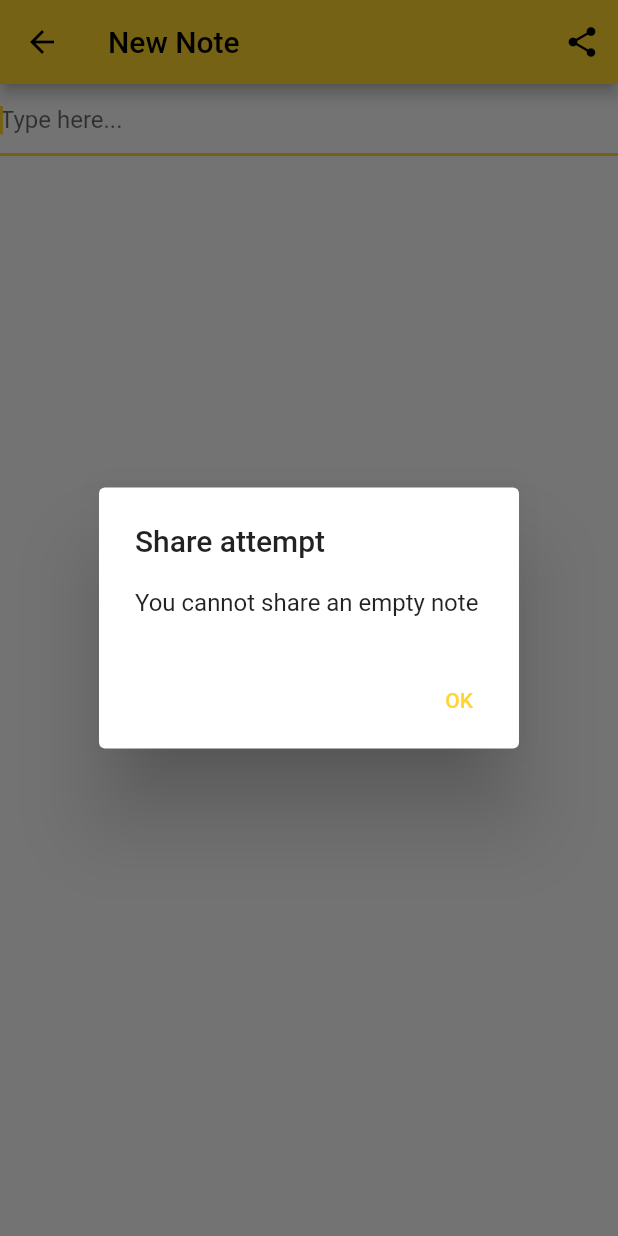
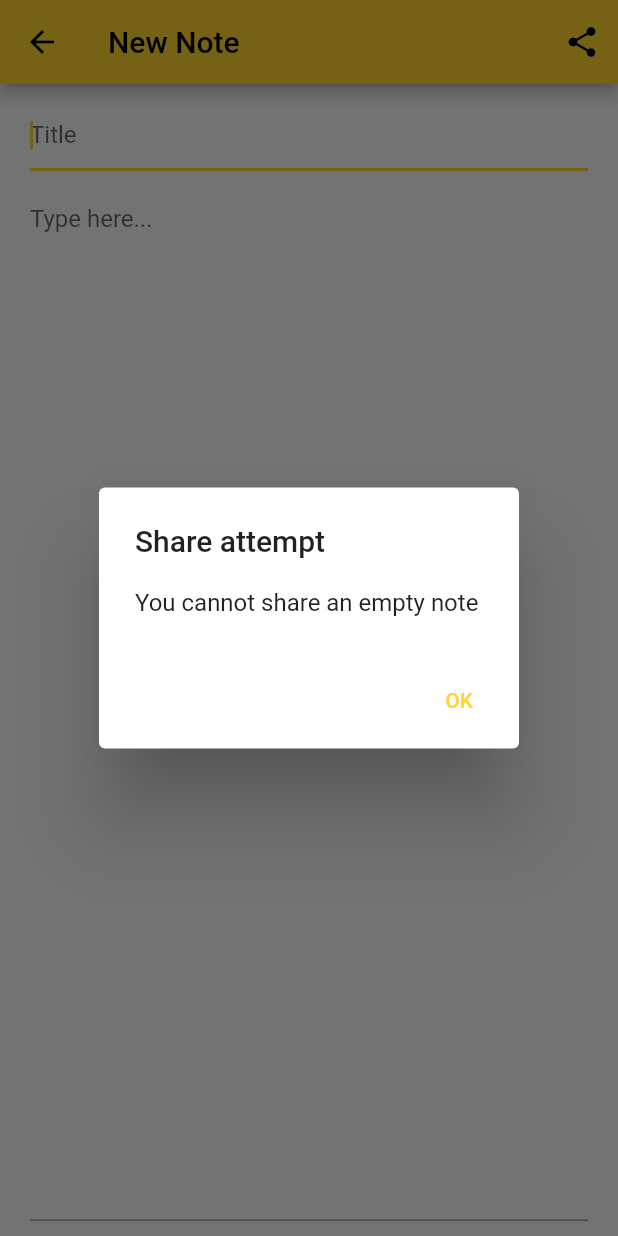
Before and after one commit to lvecerik/mynotes, a Flutter app: the CreateUpdateNoteView screen opened by its route, after a tap on the "share" icon, on a phone screen of 412 x 824 dp. Run offline on Flutter 3.47's test engine with Material 2 defaults, Android fonts, the phone set to English and light mode, and no system bars; our stand-ins replace cloud_firestore, firebase_auth, firebase_core, google_sign_in, share_plus; accounts and stored records are empty.

Commit message:
note title

```diff
--- a/lib/services/cloud/cloud_note.dart
+++ b/lib/services/cloud/cloud_note.dart
@@ -7,15 +7,18 @@ class CloudNote {
   final String documentId;
   final String ownerUserId;
   final String text;
+  final String title;
 
   const CloudNote({
     required this.documentId,
     required this.ownerUserId,
     required this.text,
+    required this.title,
   });
 
   CloudNote.fromSnapshot(QueryDocumentSnapshot<Map<String, dynamic>> snapshot)
       : documentId = snapshot.id,
         ownerUserId = snapshot.data()[ownerUserIdFieldName],
-        text = snapshot.data()[textFieldName] as String;
+        text = snapshot.data()[textFieldName] as String,
+        title = snapshot.data()[titleFieldName] as String;
 }
--- a/lib/services/cloud/cloud_storage_constants.dart
+++ b/lib/services/cloud/cloud_storage_constants.dart
@@ -1,3 +1,3 @@
-
 const ownerUserIdFieldName = "user_id";
 const textFieldName = "text";
+const titleFieldName = "title";
--- a/lib/services/cloud/firebase_cloud_storage.dart
+++ b/lib/services/cloud/firebase_cloud_storage.dart
@@ -9,13 +9,14 @@ class FirebaseCloudStorage {
     final document = await notes.add({
       ownerUserIdFieldName: ownerUserId,
       textFieldName: "",
+      titleFieldName: "test"
     });
     final fetchedNote = await document.get();
     return CloudNote(
-      documentId: fetchedNote.id,
-      ownerUserId: ownerUserId,
-      text: "",
-    );
+        documentId: fetchedNote.id,
+        ownerUserId: ownerUserId,
+        text: "",
+        title: "");
   }
 
   Future<void> deleteNote({required String documentId}) async {
@@ -29,9 +30,13 @@ class FirebaseCloudStorage {
   Future<void> updateNote({
     required String documentId,
     required String text,
+    required String title,
   }) async {
     try {
-      await notes.doc(documentId).update({textFieldName: text});
+      await notes.doc(documentId).update({
+        textFieldName: text,
+        titleFieldName: title,
+      });
     } catch (e) {
       throw CouldNotUpdateNoteException();
     }
--- a/lib/view/notes/create_update_note_view.dart
+++ b/lib/view/notes/create_update_note_view.dart
@@ -17,11 +17,13 @@ class _CreateUpdateNoteViewState extends State<CreateUpdateNoteView> {
   CloudNote? _note;
   late final FirebaseCloudStorage _notesService;
   late final TextEditingController _textController;
+  late final TextEditingController _titleController;
 
   @override
   void initState() {
     _notesService = FirebaseCloudStorage();
     _textController = TextEditingController();
+    _titleController = TextEditingController();
     super.initState();
   }
 
@@ -30,6 +32,7 @@ class _CreateUpdateNoteViewState extends State<CreateUpdateNoteView> {
     if (widgetNote != null) {
       _note = widgetNote;
       _textController.text = widgetNote.text;
+      _titleController.text = widgetNote.title;
       return widgetNote;
     }
 
@@ -56,29 +59,29 @@ class _CreateUpdateNoteViewState extends State<CreateUpdateNoteView> {
   void _saveNoteIfTextNotEmpty() async {
     final note = _note;
     final text = _textController.text;
+    final title = _titleController.text;
     if (text.isNotEmpty && note != null) {
       await _notesService.updateNote(
-        documentId: note.documentId,
-        text: text,
-      );
+          documentId: note.documentId, text: text, title: title);
     }
   }
 
-  void _textControllerListener() async {
+  void _textAndTitleControllerListener() async {
     final note = _note;
     if (note == null) {
       return;
     }
     final text = _textController.text;
+    final title = _titleController.text;
     await _notesService.updateNote(
-      documentId: note.documentId,
-      text: text,
-    );
+        documentId: note.documentId, text: text, title: title);
   }
 
   void _setUpTextControllerListener() {
-    _textController.removeListener(_textControllerListener);
-    _textController.addListener(_textControllerListener);
+    _textController.removeListener(_textAndTitleControllerListener);
+    _textController.addListener(_textAndTitleControllerListener);
+    _titleController.removeListener(_textAndTitleControllerListener);
+    _titleController.addListener(_textAndTitleControllerListener);
   }
 
   @override
@@ -86,6 +89,7 @@ class _CreateUpdateNoteViewState extends State<CreateUpdateNoteView> {
     _deleteNoteIfEmpty();
     _saveNoteIfTextNotEmpty();
     _textController.dispose();
+    _titleController.dispose();
     super.dispose();
   }
 
@@ -117,11 +121,31 @@ class _CreateUpdateNoteViewState extends State<CreateUpdateNoteView> {
             case ConnectionState.done:
               {
                 _setUpTextControllerListener();
-                return TextField(
-                  controller: _textController,
-                  keyboardType: TextInputType.multiline,
-                  decoration: const InputDecoration(hintText: "Type here..."),
-                  autofocus: true,
+                return Container(
+                  margin:
+                      const EdgeInsets.symmetric(horizontal: 20, vertical: 10),
+                  child: Column(
+                    children: [
+                      TextField(
+                        controller: _titleController,
+                        keyboardType: TextInputType.multiline,
+                        decoration: const InputDecoration(hintText: "Title"),
+                        autofocus: true,
+                      ),
+                      const SizedBox(height: 10),
+                      Expanded(
+                        child: TextField(
+                          controller: _textController,
+                          keyboardType: TextInputType.multiline,
+                          maxLines: null,
+                          expands: true,
+                          decoration:
+                              const InputDecoration(hintText: "Type here..."),
+                          autofocus: true,
+                        ),
+                      ),
+                    ],
+                  ),
                 );
               }
 
--- a/lib/view/notes/notes_list_view.dart
+++ b/lib/view/notes/notes_list_view.dart
@@ -27,7 +27,7 @@ class NotesListView extends StatelessWidget {
           child: ListTile(
               onTap: () => onTap(note),
               title: Text(
-                note.text,
+                note.title,
                 maxLines: 1,
                 softWrap: true,
                 overflow: TextOverflow.ellipsis,
--- a/lib/view/notes/notes_view.dart
+++ b/lib/view/notes/notes_view.dart
@@ -39,7 +39,6 @@ class _NotesViewState extends State<NotesView> {
             },
             icon: const Icon(Icons.note_add_outlined),
             tooltip: "Create new note",
-
           ),
           PopupMenuButton<MenuAction>(onSelected: (value) async {
             switch (value) {
@@ -80,7 +79,8 @@ class _NotesViewState extends State<NotesView> {
                   return NotesListView(
                     notes: allNotes,
                     onDeleteNote: (note) async {
-                      await _notesService.deleteNote(documentId: note.documentId);
+                      await _notesService.deleteNote(
+                          documentId: note.documentId);
                     },
                     onTap: (note) {
                       Navigator.of(context)
```
